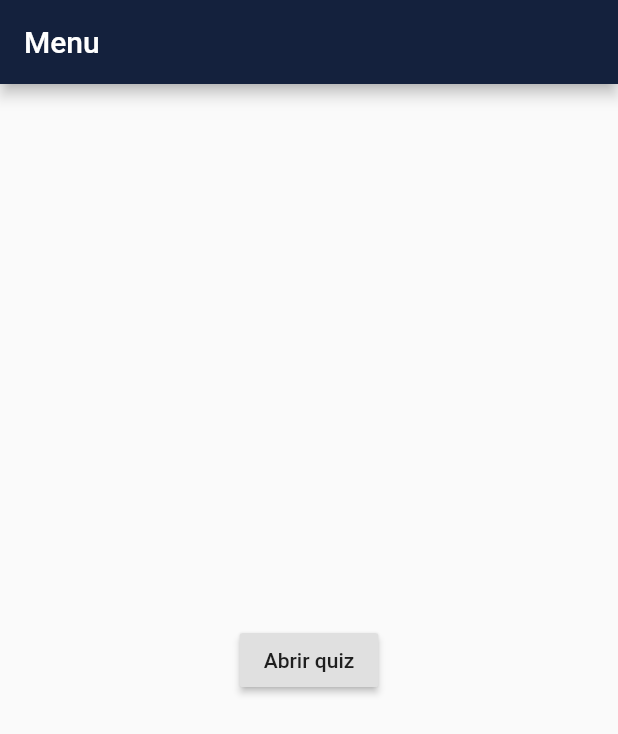
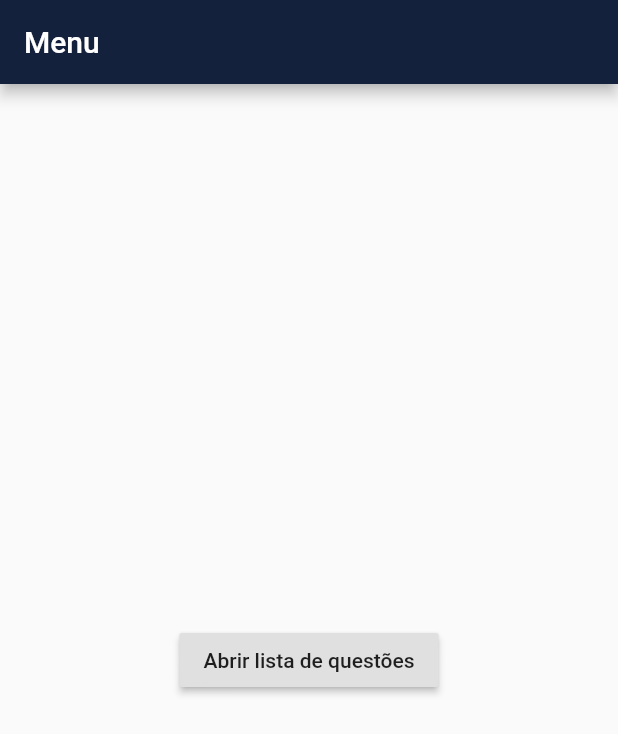
Before and after one commit to BaldissaraMatheus/lirad, a Flutter app: the screen it shows after launch, on a phone screen of 412 x 824 dp. Shown: the top 734 px of the screen. Run offline on Flutter 3.47's test engine with Material 2 defaults, Android fonts, the phone set to English and light mode, and no system bars; our stand-ins replace cloud_firestore, firebase_core; accounts and stored records are empty.

Commit message:
porrada de coisa

```diff
--- a/lib/main.dart
+++ b/lib/main.dart
@@ -1,34 +1,8 @@
 import 'package:flutter/material.dart';
-import 'package:cloud_firestore/cloud_firestore.dart';
-import './screens/quiz.dart';
 import './config/palette.dart';
+import 'router_generator.dart';
 
-const questao =
-  'Dizem que Humboldt, naturalista do século XIX, maravilhado pela geografia,'
-  + 'flora e fauna da região sulamericana, via seus habitantes como se fossem mendigos sentados sobre um saco de ouro,'
-  + 'referindo-se a suas incomensuráveis riquezas naturais não exploradas. De alguma maneira,'
-  + 'o cientista ratificou nosso papel de exportadores de natureza no que seria o mundo depois da colonização ibérica:'
-  + 'enxergou-nos como territórios condenados a aproveitar os recursos naturais existentes.\n \n'
-  + 'ACOSTA, A. _Bem viver_: uma oportunidade para imaginar outros mundos. São Paulo: Elefante, 2016 (adaptado).\n \n'
-  + 'A relação entre o ser humano e a natureza ressaltada no texto refletia a permanência da seguinte corrente filosófica:';
-
-  const answers = [
-    'Relativismo Cognitivo',
-    'Materialismo Dialético',
-    'Racionalismo Cartesiano',
-    'Pluralismo Epistemológico',
-    'Existencialismo Fenomenológico'
-  ];
-
-void main(List<String> args) {
-  runApp(MyApp());
-}
-
-class MyApp extends StatelessWidget {
-  @override
-  Widget build(BuildContext context) {
-    return MaterialApp(
-      theme: ThemeData(
+final theme = ThemeData(
   backgroundColor: Palette.white,
   primaryColor: Palette.darkBlue,
   accentColor: Palette.yellow,
@@ -36,7 +10,7 @@ class MyApp extends StatelessWidget {
     bodyText1: TextStyle(),
     bodyText2: TextStyle()
   ).apply(
-          bodyColor: Palette.black,
+    bodyColor: Palette.white,
     displayColor: Palette.white
   ),
   accentTextTheme: TextTheme(
@@ -46,57 +20,19 @@ class MyApp extends StatelessWidget {
     bodyColor: Palette.black,
     displayColor: Palette.black
   ),
-      ),
+);
+
+void main(List<String> args) {
+  runApp(LiradApp());
+}
+
+class LiradApp extends StatelessWidget {
+  @override
+  Widget build(BuildContext context) {
+    return MaterialApp(
+      theme: theme,
       initialRoute: '/',
-      routes: {
-        '/': (context) => Menu(),
-        '/quiz': (context) => Quiz(question: questao, answers: answers, rightAnswerIndex: 2,),
-      },
+      onGenerateRoute: RouterGenerator.generate,
     );
   }
 }
-
-class Menu extends StatelessWidget {
-  @override
-  Widget build(BuildContext context) {
-    return Scaffold(
-      appBar: AppBar(
-        title: Text('Menu', style: TextStyle(color: Theme.of(context).primaryTextTheme.headline6.color),),
-      ),
-      body: Center(
-        child: RaisedButton(
-          child: Text('Abrir quiz'),
-          onPressed: () {
-            Navigator.pushNamed(context, '/quiz');
-            // Navigate to the second screen when tapped.
-          },
-        ),
-      ),
-    );
-  }
-}
-
-// class MyAppState extends State<MyApp> {
-//   var questao =
-//     'Dizem que Humboldt, naturalista do século XIX, maravilhado pela geografia,'
-//     + 'flora e fauna da região sulamericana, via seus habitantes como se fossem mendigos sentados sobre um saco de ouro,'
-//     + 'referindo-se a suas incomensuráveis riquezas naturais não exploradas. De alguma maneira,'
-//     + 'o cientista ratificou nosso papel de exportadores de natureza no que seria o mundo depois da colonização ibérica:'
-//     + 'enxergou-nos como territórios condenados a aproveitar os recursos naturais existentes.\n \n'
-//     + 'ACOSTA, A. _Bem viver_: uma oportunidade para imaginar outros mundos. São Paulo: Elefante, 2016 (adaptado).\n \n'
-//     + 'A relação entre o ser humano e a natureza ressaltada no texto refletia a permanência da seguinte corrente filosófica:';
-
-//   var answers = [
-//     'Relativismo Cognitivo',
-//     'Materialismo Dialético',
-//     'Racionalismo Cartesiano',
-//     'Pluralismo Epistemológico',
-//     'Existencialismo Fenomenológico'
-//   ];
-
-//   void foo() {
-//     setState(() {
-
-//     });
-//   }
-// }
--- /dev/null
+++ b/lib/router_generator.dart
@@ -0,0 +1,19 @@
+import 'package:flutter/material.dart';
+
+import './screens/menu.dart';
+import 'screens/quiz_list.dart';
+import 'screens/quiz.dart';
+
+// TODO incluir pagina de erro
+class RouterGenerator {
+  static Route<dynamic> generate(RouteSettings settings) {
+    final args = settings.arguments;
+    Map<String, Widget> routes = {
+      '/': Menu(),
+      '/quizes': QuizList(),
+      '/quizes/quiz': QuizScreen(quiz: args),
+    };
+    Widget screen = routes[settings.name];
+    return MaterialPageRoute(builder: (_) => screen);
+  }
+}
--- /dev/null
+++ b/lib/screens/menu.dart
@@ -0,0 +1,21 @@
+import 'package:flutter/material.dart';
+
+class Menu extends StatelessWidget {
+  @override
+  Widget build(BuildContext context) {
+    return Scaffold(
+      appBar: AppBar(
+        title: Text('Menu', style: TextStyle(color: Theme.of(context).primaryTextTheme.headline6.color),),
+      ),
+      body: Center(
+        child: RaisedButton(
+          child: Text('Abrir lista de questões'),
+          onPressed: () {
+          Navigator.of(context).pushNamed('/quizes');
+            // Navigate to the second screen when tapped.
+          },
+        ),
+      ),
+    );
+  }
+}
--- /dev/null
+++ b/lib/types/answer.dart
@@ -0,0 +1,6 @@
+class Answer {
+  final int index;
+  final String description;
+
+  Answer({ this.index, this.description });
+}
```
Also changed, not shown: lib/config/palette.dart (+0 -7 lines), lib/screens/quiz.dart (+15 -15 lines), lib/screens/quiz_list.dart (added, +72 -0 lines), lib/types/quiz.dart (added, +20 -0 lines), 1 other file. Lines whose indentation alone changed are shown as unchanged.
